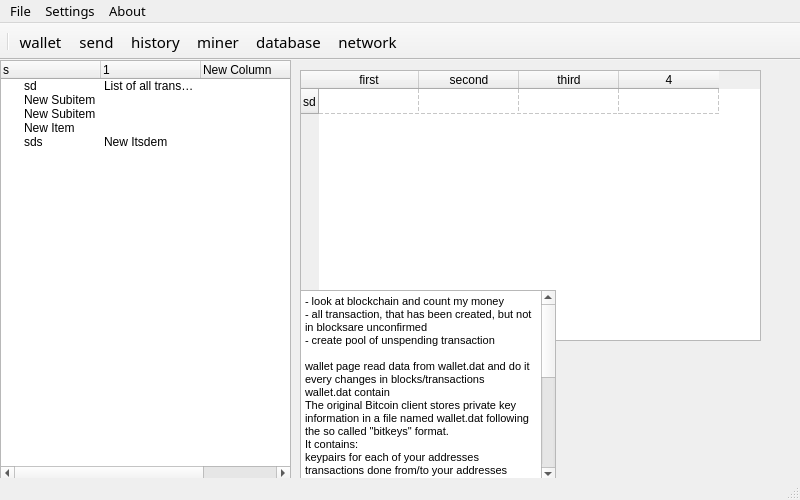
Before: the Qt Designer form src/qt/forms/mainwindow.ui in Defolters/UnicornCoin, drawn with Qt 5.
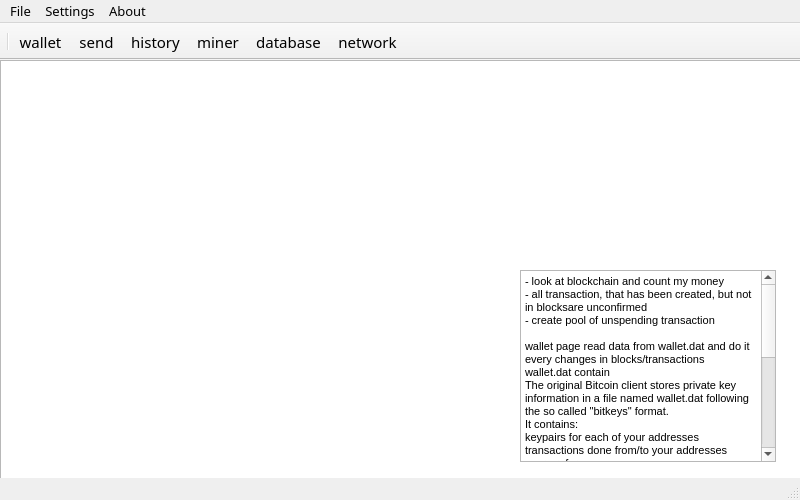
After: the same form once the commit is applied. The open tabs and pages were chosen to show the change. Icons and pictures are not drawn.

```diff
--- a/src/qt/forms/mainwindow.ui
+++ b/src/qt/forms/mainwindow.ui
@@ -527,96 +527,26 @@
      </widget>
     </widget>
     <widget class="QWidget" name="historyPage">
-     <widget class="QTreeWidget" name="historyTree">
+     <widget class="QTableWidget" name="tableWidget">
       <property name="geometry">
        <rect>
         <x>0</x>
         <y>0</y>
-        <width>291</width>
+        <width>801</width>
         <height>421</height>
        </rect>
       </property>
-      <column>
-       <property name="text">
-        <string>s</string>
-       </property>
-      </column>
-      <column>
-       <property name="text">
-        <string>1</string>
-       </property>
-      </column>
-      <column>
-       <property name="text">
-        <string>New Column</string>
-       </property>
-      </column>
-      <column>
-       <property name="text">
-        <string>New Column</string>
-       </property>
-      </column>
-      <item>
-       <property name="text">
-        <string>sd</string>
-       </property>
-       <property name="text">
-        <string>List of all transactions linked with MY (current/all) addresses</string>
-       </property>
-      </item>
-      <item>
-       <property name="text">
-        <string>New Subitem</string>
-       </property>
-      </item>
-      <item>
-       <property name="text">
-        <string>New Subitem</string>
-       </property>
-       <property name="text">
-        <string/>
-       </property>
-       <property name="text">
-        <string/>
-       </property>
-       <property name="text">
-        <string/>
-       </property>
-      </item>
-      <item>
-       <property name="text">
-        <string>New Item</string>
-       </property>
-       <property name="text">
-        <string/>
-       </property>
-       <property name="text">
-        <string/>
-       </property>
-       <property name="text">
-        <string/>
-       </property>
-      </item>
-      <item>
-       <property name="text">
-        <string>sds</string>
-       </property>
-       <property name="text">
-        <string>New Itsdem</string>
-       </property>
-       <property name="text">
-        <string/>
-       </property>
-      </item>
-     </widget>
-     <widget class="QTableWidget" name="tableWidget">
-      <property name="geometry">
-       <rect>
-        <x>300</x>
-        <y>10</y>
-        <width>461</width>
-        <height>271</height>
-       </rect>
+      <property name="minimumSize">
+       <size>
+        <width>801</width>
+        <height>0</height>
+       </size>
+      </property>
+      <property name="horizontalScrollBarPolicy">
+       <enum>Qt::ScrollBarAlwaysOff</enum>
+      </property>
+      <property name="sizeAdjustPolicy">
+       <enum>QAbstractScrollArea::AdjustToContents</enum>
       </property>
       <property name="editTriggers">
        <set>QAbstractItemView::NoEditTriggers</set>
@@ -649,13 +579,16 @@
        <bool>false</bool>
       </property>
       <attribute name="horizontalHeaderVisible">
-       <bool>true</bool>
+       <bool>false</bool>
       </attribute>
       <attribute name="horizontalHeaderHighlightSections">
        <bool>false</bool>
       </attribute>
+      <attribute name="horizontalHeaderMinimumSectionSize">
+       <number>47</number>
+      </attribute>
       <attribute name="verticalHeaderVisible">
-       <bool>true</bool>
+       <bool>false</bool>
       </attribute>
       <attribute name="verticalHeaderDefaultSectionSize">
        <number>25</number>
@@ -663,37 +596,49 @@
       <attribute name="verticalHeaderHighlightSections">
        <bool>false</bool>
       </attribute>
-      <row>
-       <property name="text">
-        <string>sd</string>
-       </property>
-      </row>
       <column>
        <property name="text">
-        <string>first</string>
+        <string>Date</string>
        </property>
+       <property name="textAlignment">
+        <set>AlignCenter</set>
+       </property>
       </column>
       <column>
        <property name="text">
-        <string>second</string>
+        <string>Address</string>
        </property>
+       <property name="font">
+        <font>
+         <underline>false</underline>
+        </font>
+       </property>
+       <property name="textAlignment">
+        <set>AlignCenter</set>
+       </property>
       </column>
       <column>
        <property name="text">
-        <string>third</string>
+        <string>Amount</string>
        </property>
+       <property name="textAlignment">
+        <set>AlignCenter</set>
+       </property>
       </column>
       <column>
        <property name="text">
-        <string>4</string>
+        <string>Fee</string>
+       </property>
+       <property name="textAlignment">
+        <set>AlignCenter</set>
        </property>
       </column>
      </widget>
      <widget class="QTextBrowser" name="textBrowser_2">
       <property name="geometry">
        <rect>
-        <x>300</x>
-        <y>230</y>
+        <x>520</x>
+        <y>210</y>
         <width>256</width>
         <height>192</height>
        </rect>
```
Left out of the diff: 2 changed lines with no effect on the pictures.
